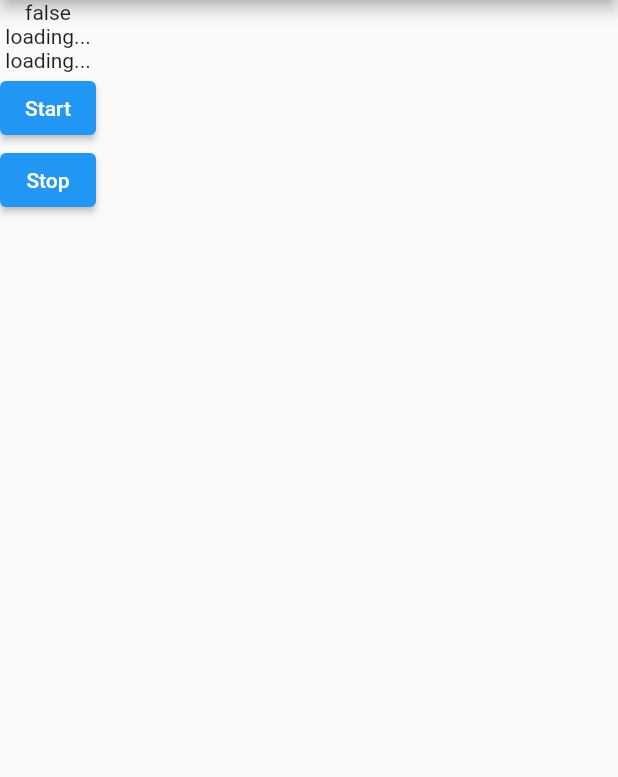
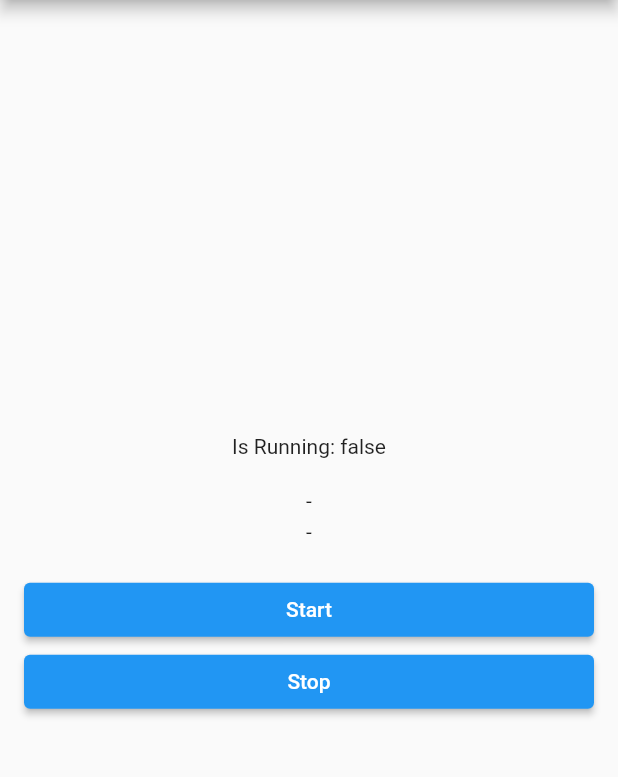
Before and after one commit to firdausyusofs/carching_background_locator, a Flutter app: the screen it shows after launch, on a phone screen of 412 x 824 dp, the part 84-861 px from its top. Run offline on Flutter 3.47's test engine with Material 2 defaults, Android fonts, the phone set to English and light mode, and no system bars; missing offline and left inert: dart:ffi, location_permissions.

Commit message:
updated UI for example

```diff
--- a/example/lib/main.dart
+++ b/example/lib/main.dart
@@ -26,8 +26,8 @@ class MyApp extends StatefulWidget {
 class _MyAppState extends State<MyApp> {
   ReceivePort port = ReceivePort();
 
-  String latitude = 'loading...';
-  String longitude = 'loading...';
+  String latitude = '-';
+  String longitude = '-';
   bool running = false;
 
   var isolatorName = "LocatorIsolate";
@@ -42,8 +42,8 @@ class _MyAppState extends State<MyApp> {
 
     IsolateNameServer.registerPortWithName(port.sendPort, isolatorName);
 
-    port.listen((dynamic data) {
-      print(data);
+    port.listen((dynamic data) async {
+      await updateUI(data);
     });
 
     initPlatformState();
@@ -59,6 +59,13 @@ class _MyAppState extends State<MyApp> {
     print(running.toString());
   }
 
+  Future<void> updateUI(LocationDto data) async {
+    setState(() {
+      latitude = data.latitude.toString();
+      longitude = data.longitude.toString();
+    });
+  }
+
   // Platform messages are asynchronous, so we initialize in an async method.
   @override
   Widget build(BuildContext context) {
@@ -67,11 +74,18 @@ class _MyAppState extends State<MyApp> {
         appBar: AppBar(
           title: const Text('Carching Background Locator'),
         ),
-        body: Column(
+        body: Padding(
+          padding: const EdgeInsets.all(16.0),
+          child: Column(
+            mainAxisAlignment: MainAxisAlignment.center,
+            crossAxisAlignment: CrossAxisAlignment.stretch,
             children: [
-            Text(running.toString()),
-            Text(latitude),
-            Text(longitude),
+              Text("Is Running: " + running.toString(), textAlign: TextAlign.center,),
+              const SizedBox(height: 20,),
+              Text(!running ? latitude : "Latitude: $latitude", textAlign: TextAlign.center,),
+              const SizedBox(height: 5,),
+              Text(!running ? longitude : "Longitude: $longitude", textAlign: TextAlign.center,),
+              const SizedBox(height: 20,),
               ElevatedButton(
                   onPressed: () async {
                     if (await _checkLocationPermission()) {
@@ -119,6 +133,7 @@ class _MyAppState extends State<MyApp> {
             ],
           ),
         ),
+      ),
     );
   }
 
```
Lines whose indentation alone changed are shown as unchanged.
